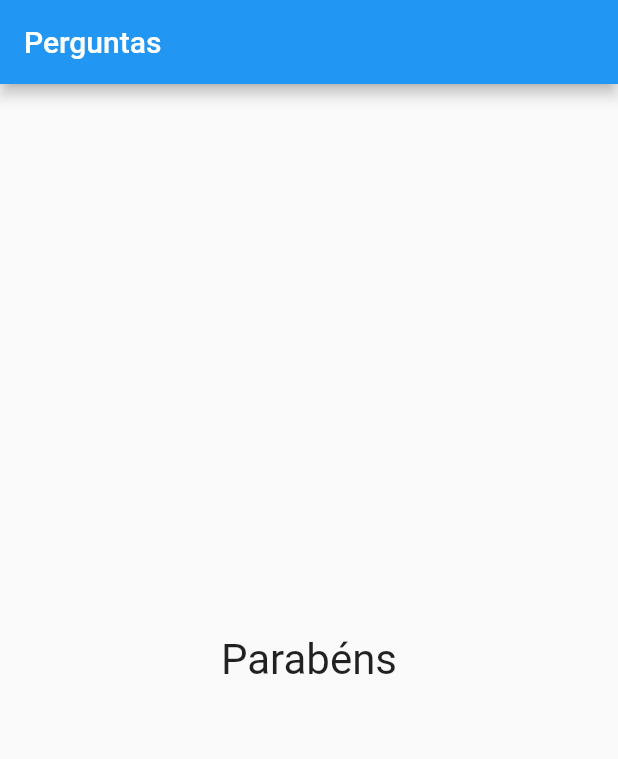
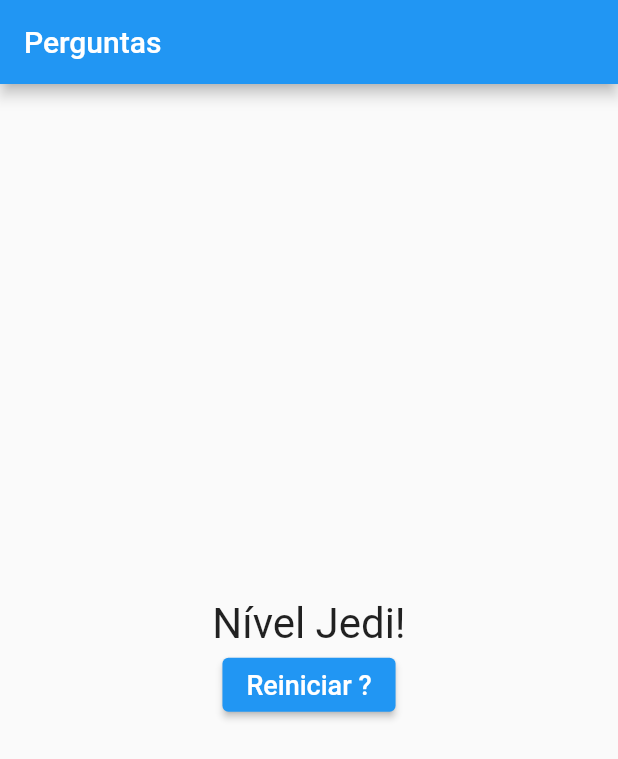
Before and after one commit to sergiomnds/flutter-projeto-perguntas, a Flutter app: the screen it shows after launch, after a tap on "Preto", after a tap on "Cobra", after a tap on "Leo", on a phone screen of 412 x 824 dp. Shown: the top 759 px of the screen. Run offline on Flutter 3.47's test engine with Material 2 defaults, Android fonts, the phone set to English and light mode, and no system bars.

```diff
--- a/lib/main.dart
+++ b/lib/main.dart
@@ -6,32 +6,33 @@ main() => runApp(const PerguntaApp());
 
 class _PerguntaAppState extends State<PerguntaApp> {
   var _perguntaSelecionada = 0;
+  var _pontuacaoTotal = 0;
   final _perguntas = const [
     {
       'texto': 'Qual é a sua cor favorita ?',
       'respostas': [
-        {'texto': 'Preto', 'nota': 10},
-        {'texto': 'Vermelho', 'nota': 5},
-        {'texto': 'Verde', 'nota': 3},
-        {'texto': 'Branco', 'nota': 1},
+        {'texto': 'Preto', 'pontuacao': 10},
+        {'texto': 'Vermelho', 'pontuacao': 5},
+        {'texto': 'Verde', 'pontuacao': 3},
+        {'texto': 'Branco', 'pontuacao': 1},
       ],
     },
     {
       'texto': 'Qual é o seu animal favorito?',
       'respostas': [
-        {'texto': 'Coelho', 'nota': 10},
-        {'texto': 'Cobra', 'nota': 5},
-        {'texto': 'Elefante', 'nota': 3},
-        {'texto': 'Leão', 'nota': 1},
+        {'texto': 'Coelho', 'pontuacao': 10},
+        {'texto': 'Cobra', 'pontuacao': 5},
+        {'texto': 'Elefante', 'pontuacao': 3},
+        {'texto': 'Leão', 'pontuacao': 1},
       ],
     },
     {
       'texto': 'Qual é o seu instrutor favorito?',
       'respostas': [
-        {'texto': 'Maria', 'nota': 10},
-        {'texto': 'João', 'nota': 5},
-        {'texto': 'Leo', 'nota': 3},
-        {'texto': 'Pedro', 'nota': 1},
+        {'texto': 'Maria', 'pontuacao': 10},
+        {'texto': 'João', 'pontuacao': 5},
+        {'texto': 'Leo', 'pontuacao': 3},
+        {'texto': 'Pedro', 'pontuacao': 1},
       ],
     },
   ];
@@ -40,12 +41,20 @@ class _PerguntaAppState extends State<PerguntaApp> {
     return _perguntaSelecionada < _perguntas.length;
   }
 
-  void _responder() {
+  void _responder(int pontuacao) {
     if (temPerguntaSelecionada) {
       setState(() {
         _perguntaSelecionada++;
+        _pontuacaoTotal += pontuacao;
       });
     }
+  }
+
+  void _reiniciarQuestionario() {
+    setState(() {
+      _perguntaSelecionada = 0;
+      _pontuacaoTotal = 0;
+    });
   }
 
   @override
@@ -64,7 +73,10 @@ class _PerguntaAppState extends State<PerguntaApp> {
                   perguntas: _perguntas,
                   perguntaSelecionada: _perguntaSelecionada,
                   quandoResponder: _responder)
-              : const Resultado()),
+              : Resultado(
+                  pontuacao: _pontuacaoTotal,
+                  quandoReiniciarQuestionario: _reiniciarQuestionario,
+                )),
     );
   }
 }
--- a/lib/questionario.dart
+++ b/lib/questionario.dart
@@ -5,7 +5,7 @@ import './resposta.dart';
 class Questionario extends StatelessWidget {
   final List<Map<String, Object>> perguntas;
   final int perguntaSelecionada;
-  final void Function() quandoResponder;
+  final void Function(int) quandoResponder;
 
   const Questionario({
     super.key,
@@ -27,9 +27,12 @@ class Questionario extends StatelessWidget {
     return Column(
       children: <Widget>[
         Questao(perguntas[perguntaSelecionada]['texto'].toString()),
-        ...respostas
-            .map((resp) => Resposta(resp['texto'] as String, quandoResponder))
-            .toList(),
+        ...respostas.map((resp) {
+          return Resposta(
+            resp['texto'] as String,
+            () => quandoResponder(int.parse(resp['pontuacao'].toString())),
+          );
+        }).toList(),
       ],
     );
   }
--- a/lib/resultado.dart
+++ b/lib/resultado.dart
@@ -1,15 +1,48 @@
 import 'package:flutter/material.dart';
 
 class Resultado extends StatelessWidget {
-  const Resultado({super.key});
+  final int pontuacao;
+  final void Function() quandoReiniciarQuestionario;
+  const Resultado({
+    super.key,
+    required this.pontuacao,
+    required this.quandoReiniciarQuestionario,
+  });
+
+  String get fraseResultado {
+    if (pontuacao < 8) {
+      return 'Parabéns!';
+    } else if (pontuacao < 12) {
+      return 'Você é bom!';
+    } else if (pontuacao < 16) {
+      return 'Impressionante!';
+    } else {
+      return 'Nível Jedi!';
+    }
+  }
 
   @override
   Widget build(BuildContext context) {
-    return const Center(
-      child: Text(
-        'Parabéns',
-        style: TextStyle(fontSize: 28),
-      ),
+    return Column(
+      mainAxisAlignment: MainAxisAlignment.center,
+      children: [
+        Center(
+          child: Text(
+            fraseResultado,
+            style: const TextStyle(fontSize: 28),
+          ),
+        ),
+        ElevatedButton(
+          style: ElevatedButton.styleFrom(
+            foregroundColor: Colors.white,
+          ),
+          onPressed: quandoReiniciarQuestionario,
+          child: const Text(
+            'Reiniciar ?',
+            style: TextStyle(fontSize: 18),
+          ),
+        )
+      ],
     );
   }
 }
```
